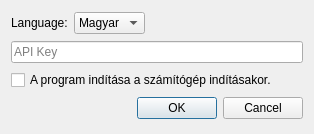
Old version of the form design/options.ui in the repository DevTeamSCH/printer-client.
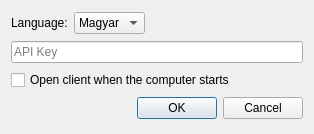
New version of the form.

Commit message: Szoveg egysegesitese, aktiv nyomtatok lista widget

Diff of the .ui file:
```diff
--- a/design/options.ui
+++ b/design/options.ui
@@ -89,7 +89,7 @@
    <item alignment="Qt::AlignLeft">
     <widget class="QCheckBox" name="startBox">
      <property name="text">
-      <string>A program indítása a számítógép indításakor.</string>
+      <string>Open client when the computer starts</string>
      </property>
     </widget>
    </item>
```
The commit also changes 6 other files.
